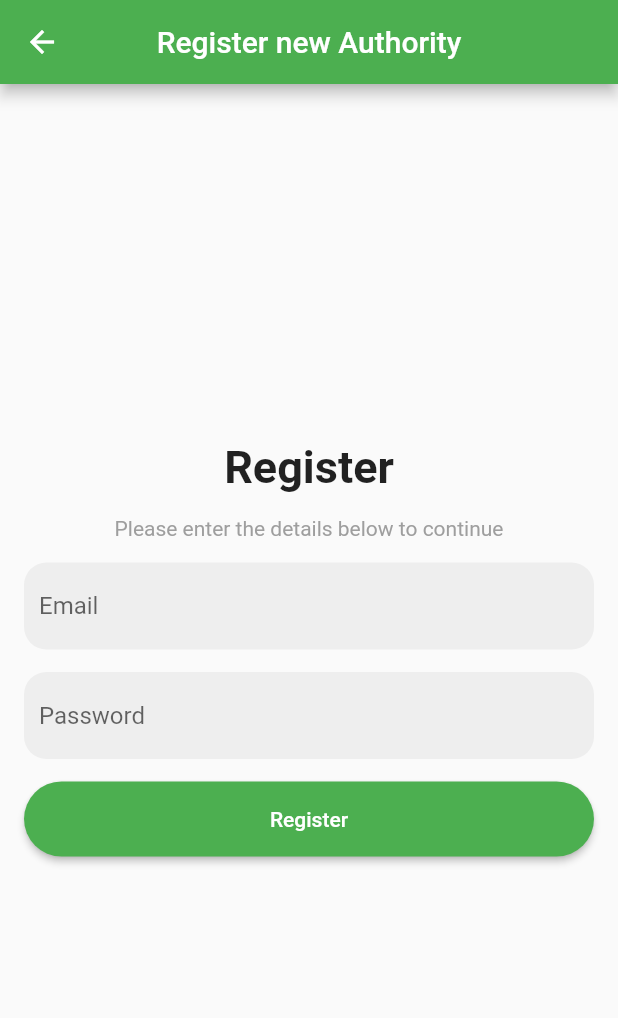
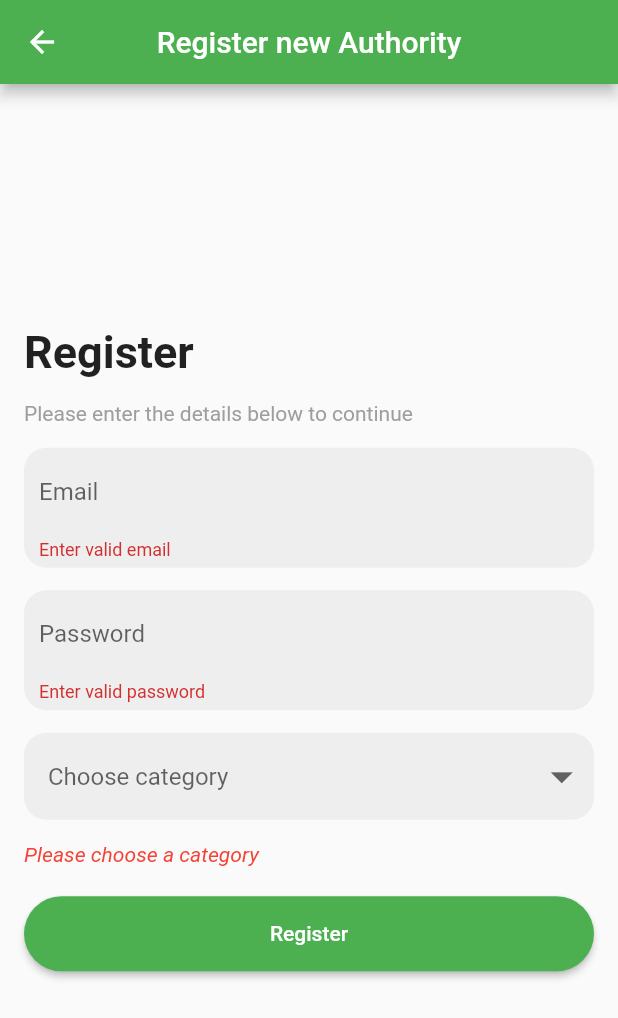
Before and after one commit to Anaskp/sara_admin_miniproject, a Flutter app: the RegisterScreen screen opened directly, after a tap on "Register", on a phone screen of 412 x 824 dp. Shown: the top 1018 px of the screen. Run offline on Flutter 3.47's test engine with Material 2 defaults, Android fonts, the phone set to English and light mode, and no system bars; our stand-ins replace cloud_firestore, email_validator, firebase_auth, firebase_core, firebase_storage; accounts and stored records are empty.

Commit message:
authority adding added

```diff
--- a/lib/screens/new_register.dart
+++ b/lib/screens/new_register.dart
@@ -1,15 +1,30 @@
+import 'package:cloud_firestore/cloud_firestore.dart';
 import 'package:email_validator/email_validator.dart';
+import 'package:firebase_auth/firebase_auth.dart';
 import 'package:flutter/material.dart';
+import 'package:sara_admin/screens/screens.dart';
 
-class RegisterScreen extends StatelessWidget {
+class RegisterScreen extends StatefulWidget {
   const RegisterScreen({Key? key}) : super(key: key);
 
   @override
-  Widget build(BuildContext context) {
+  State<RegisterScreen> createState() => _RegisterScreenState();
+}
+
+class _RegisterScreenState extends State<RegisterScreen> {
   final TextEditingController emailController = TextEditingController();
   final TextEditingController passController = TextEditingController();
   final formKey = GlobalKey<FormState>();
-    return Scaffold(
+  bool isLoading = false;
+  final _categoryLiist = ['Road', 'Waste', 'Hotel'];
+  String? _choosenCategory;
+  bool _errorMessage = false;
+
+  @override
+  Widget build(BuildContext context) {
+    return isLoading
+        ? const SpinWidget()
+        : Scaffold(
             appBar: AppBar(
               title: const Text('Register new Authority'),
               centerTitle: true,
@@ -21,11 +36,13 @@ class RegisterScreen extends StatelessWidget {
                   child: Form(
                     key: formKey,
                     child: Column(
+                      crossAxisAlignment: CrossAxisAlignment.start,
                       mainAxisAlignment: MainAxisAlignment.center,
                       children: [
                         const Text(
                           'Register',
-                    style: TextStyle(fontSize: 30, fontWeight: FontWeight.bold),
+                          style: TextStyle(
+                              fontSize: 30, fontWeight: FontWeight.bold),
                         ),
                         const SizedBox(
                           height: 15,
@@ -85,6 +102,59 @@ class RegisterScreen extends StatelessWidget {
                         const SizedBox(
                           height: 15,
                         ),
+                        Container(
+                          decoration: BoxDecoration(
+                              color: Colors.grey[200],
+                              borderRadius: BorderRadius.circular(15)),
+                          padding: const EdgeInsets.symmetric(
+                            horizontal: 0,
+                            vertical: 5,
+                          ),
+                          width: double.infinity,
+                          child: Center(
+                            child: DropdownButtonHideUnderline(
+                              child: ButtonTheme(
+                                alignedDropdown: true,
+                                child: DropdownButton(
+                                    iconSize: 35,
+                                    isExpanded: true,
+                                    borderRadius: BorderRadius.circular(15),
+                                    value: _choosenCategory,
+                                    items: _categoryLiist.map((String value) {
+                                      return DropdownMenuItem(
+                                        value: value,
+                                        child: Text(value),
+                                      );
+                                    }).toList(),
+                                    hint: const Text('Choose category'),
+                                    onChanged: (value) {
+                                      setState(() {
+                                        _choosenCategory = value as String?;
+                                      });
+                                    }),
+                              ),
+                            ),
+                          ),
+                        ),
+                        const SizedBox(
+                          height: 15,
+                        ),
+                        _choosenCategory == null && _errorMessage == true
+                            ? Column(
+                                children: const [
+                                  Text(
+                                    'Please choose a category',
+                                    style: TextStyle(
+                                      fontStyle: FontStyle.italic,
+                                      color: Colors.red,
+                                    ),
+                                  ),
+                                  SizedBox(
+                                    height: 20,
+                                  ),
+                                ],
+                              )
+                            : const SizedBox.shrink(),
                         SizedBox(
                           height: 50,
                           width: double.infinity,
@@ -94,7 +164,9 @@ class RegisterScreen extends StatelessWidget {
                                 borderRadius: BorderRadius.circular(30),
                               ),
                             ),
-                      onPressed: () {},
+                            onPressed: () {
+                              signUp();
+                            },
                             child: const Text('Register'),
                           ),
                         ),
@@ -109,4 +181,78 @@ class RegisterScreen extends StatelessWidget {
             ),
           );
   }
+
+  Future signUp() async {
+    setState(() {
+      _errorMessage = true;
+    });
+    final isValid = formKey.currentState!.validate();
+
+    if (isValid) {
+      setState(() {
+        isLoading = true;
+      });
+
+      try {
+        await FirebaseAuth.instance.createUserWithEmailAndPassword(
+          email: emailController.text.trim(),
+          password: passController.text.trim(),
+        );
+
+        FirebaseFirestore.instance
+            .collection('adminData')
+            .doc(FirebaseAuth.instance.currentUser!.uid)
+            .set(
+          {
+            'role': 'admin',
+            'email': emailController.text,
+            'category': _choosenCategory,
+          },
+        );
+
+        setState(() {
+          isLoading = false;
+        });
+
+        Navigator.of(context).pushAndRemoveUntil(
+            MaterialPageRoute(builder: (context) => const HomeScreen()),
+            (route) => false);
+
+        ScaffoldMessenger.of(context).showSnackBar(
+            const SnackBar(content: Text('New authority registered')));
+      } on FirebaseAuthException catch (e) {
+        setState(() {
+          isLoading = false;
+        });
+
+        ScaffoldMessenger.of(context)
+            .showSnackBar(SnackBar(content: Text(e.message!)));
       }
+    }
+  }
+}
+
+class SpinWidget extends StatelessWidget {
+  const SpinWidget({Key? key}) : super(key: key);
+
+  @override
+  Widget build(BuildContext context) {
+    return Scaffold(
+      body: Center(
+        child: Column(
+          mainAxisAlignment: MainAxisAlignment.center,
+          children: const [
+            CircularProgressIndicator(),
+            SizedBox(
+              height: 20,
+            ),
+            Text(
+              'Registering Authority',
+              style: TextStyle(fontSize: 18),
+            ),
+          ],
+        ),
+      ),
+    );
+  }
+}
--- a/pubspec.yaml
+++ b/pubspec.yaml
@@ -38,6 +38,7 @@ dependencies:
   firebase_core: ^1.19.1
   firebase_storage: ^10.3.1
   email_validator: ^2.0.1
+  firebase_auth: ^3.4.1
 
 dev_dependencies:
   flutter_test:
```
Also changed, not shown: pubspec.lock, 1 other file. Lines whose indentation alone changed are shown as unchanged.
